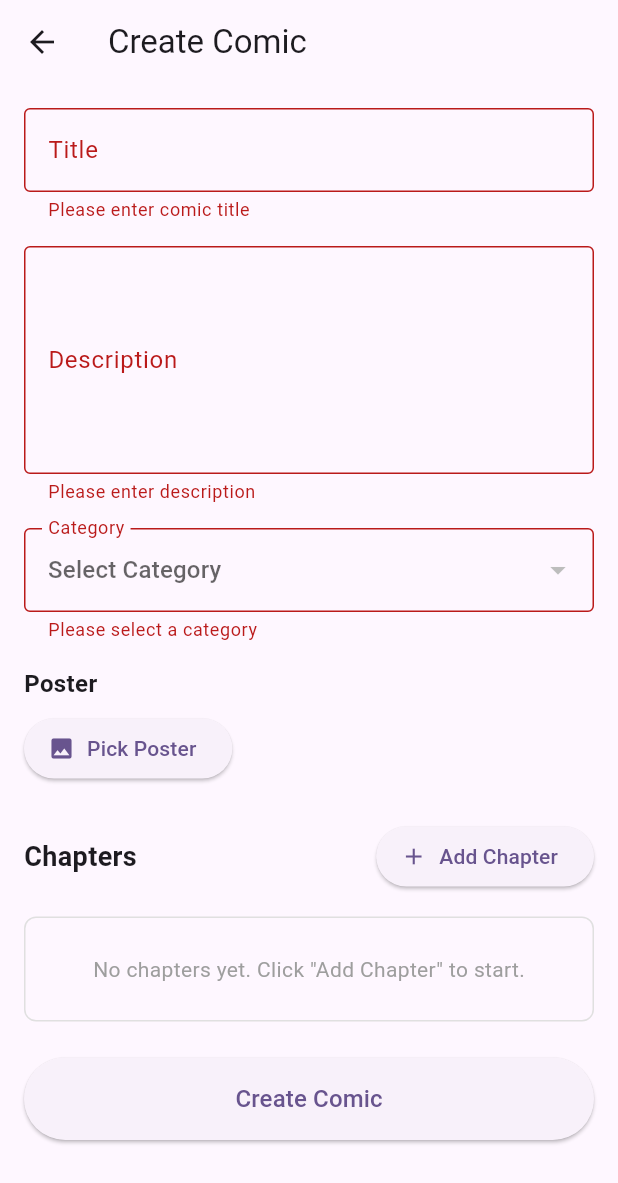
After one commit to Yosimaril/Komiku, a Flutter app: the CreateComicScreen screen opened directly, after a tap on "Add Chapter", after a tap on the "delete" icon, after a tap on "Create Comic", on a phone screen of 412 x 824 dp. The commit adds this screen. Shown: the top 1183 px of the screen. Run offline on Flutter 3.47's test engine with Material 3 defaults, Android fonts, the phone set to English and light mode, and no system bars; our stand-ins replace image_picker.

Commit message:
[PROGRESSS] UI ONLY(1)
search UI for user
create comic UI

not yet:
- didnt connect to ubaya DB/winscp

```diff
--- /dev/null
+++ b/komiku/lib/screens/create_comic_screen.dart
@@ -0,0 +1,445 @@
+import 'package:flutter/material.dart';
+import 'package:image_picker/image_picker.dart';
+import 'dart:io';
+
+import '../models/category.dart';
+import '../services/komiku_api_service.dart';
+
+class CreateComicScreen extends StatefulWidget {
+  const CreateComicScreen({super.key});
+
+  @override
+  State<CreateComicScreen> createState() => _CreateComicScreenState();
+}
+
+class _CreateComicScreenState extends State<CreateComicScreen> {
+  final KomikuApiService _api = const KomikuApiService();
+  final _formKey = GlobalKey<FormState>();
+
+  // Text controllers
+  final TextEditingController _titleController = TextEditingController();
+  final TextEditingController _descriptionController = TextEditingController();
+  final TextEditingController _posterUrlController = TextEditingController();
+
+  // Form data
+  int? _selectedCategoryId;
+  List<Category> _categories = const [];
+  File? _posterImage;
+  final List<ChapterData> _chapters = [];
+
+  bool _isLoading = false;
+
+  @override
+  void initState() {
+    super.initState();
+    _loadCategories();
+  }
+
+  Future<void> _loadCategories() async {
+    // connect ke ubaya.cloud API for categories.
+    // GET https://ubaya.cloud/flutter/[NRP]/categories.php
+    try {
+      final cats = await _api.getCategories();
+      setState(() {
+        _categories = cats;
+      });
+    } catch (_) {
+      // Layout-only fallback
+    }
+  }
+
+  Future<void> _pickPosterImage() async {
+    final picker = ImagePicker();
+    final pickedFile = await picker.pickImage(
+      source: ImageSource.gallery,
+      imageQuality: 80,
+      maxWidth: 600,
+      maxHeight: 800,
+    );
+
+    if (pickedFile != null) {
+      setState(() {
+        _posterImage = File(pickedFile.path);
+      });
+    }
+  }
+
+  void _addChapter() {
+    setState(() {
+      _chapters.add(ChapterData());
+    });
+  }
+
+  void _removeChapter(int index) {
+    setState(() {
+      _chapters.removeAt(index);
+    });
+  }
+
+  void _addPageToChapter(int chapterIndex) {
+    setState(() {
+      _chapters[chapterIndex].pages.add(PageData());
+    });
+  }
+
+  void _removePageFromChapter(int chapterIndex, int pageIndex) {
+    setState(() {
+      _chapters[chapterIndex].pages.removeAt(pageIndex);
+    });
+  }
+
+  Future<void> _submitComic() async {
+    if (!_formKey.currentState!.validate()) {
+      return;
+    }
+
+    if (_selectedCategoryId == null) {
+      ScaffoldMessenger.of(context).showSnackBar(
+        const SnackBar(content: Text('Please select a category')),
+      );
+      return;
+    }
+
+    if (_chapters.isEmpty) {
+      ScaffoldMessenger.of(context).showSnackBar(
+        const SnackBar(content: Text('Please add at least one chapter')),
+      );
+      return;
+    }
+
+    setState(() {
+      _isLoading = true;
+    });
+
+    try {
+      // connect ke ubaya.cloud API for create comic.
+      // POST https://ubaya.cloud/flutter/[NRP]/create_comic.php
+      // body: title, description, category_id, creator_id, poster_url
+      // TODO: implement comic creation API call
+
+      // After comic created, add chapters and pages
+      // connect ke ubaya.cloud API for add chapter.
+      // POST https://ubaya.cloud/flutter/[NRP]/add_chapter.php
+      // body: comic_id, chapter_number, title
+
+      // connect ke ubaya.cloud API for upload page image.
+      // POST https://ubaya.cloud/flutter/[NRP]/upload_page.php
+      // body: chapter_id, page_number, image (base64)
+
+      await Future.delayed(const Duration(seconds: 1)); // Simulate API call
+
+      if (mounted) {
+        ScaffoldMessenger.of(context).showSnackBar(
+          const SnackBar(content: Text('Comic created successfully!')),
+        );
+        Navigator.pop(context);
+      }
+    } catch (e) {
+      if (mounted) {
+        ScaffoldMessenger.of(context).showSnackBar(
+          SnackBar(content: Text('Error: $e')),
+        );
+      }
+    } finally {
+      if (mounted) {
+        setState(() {
+          _isLoading = false;
+        });
+      }
+    }
+  }
+
+  @override
+  Widget build(BuildContext context) {
+    return Scaffold(
+      appBar: AppBar(
+        title: const Text('Create Comic'),
+      ),
+      body: _isLoading
+          ? const Center(child: CircularProgressIndicator())
+          : Form(
+              key: _formKey,
+              child: SingleChildScrollView(
+                padding: const EdgeInsets.all(16),
+                child: Column(
+                  crossAxisAlignment: CrossAxisAlignment.stretch,
+                  children: [
+                    // Title
+                    TextFormField(
+                      controller: _titleController,
+                      decoration: const InputDecoration(
+                        labelText: 'Title',
+                        border: OutlineInputBorder(),
+                      ),
+                      validator: (value) {
+                        if (value == null || value.isEmpty) {
+                          return 'Please enter comic title';
+                        }
+                        return null;
+                      },
+                    ),
+                    const SizedBox(height: 16),
+
+                    // Description
+                    TextFormField(
+                      controller: _descriptionController,
+                      decoration: const InputDecoration(
+                        labelText: 'Description',
+                        border: OutlineInputBorder(),
+                      ),
+                      maxLines: 5,
+                      keyboardType: TextInputType.multiline,
+                      validator: (value) {
+                        if (value == null || value.isEmpty) {
+                          return 'Please enter description';
+                        }
+                        return null;
+                      },
+                    ),
+                    const SizedBox(height: 16),
+
+                    // Category Dropdown
+                    DropdownButtonFormField<int>(
+                      decoration: const InputDecoration(
+                        labelText: 'Category',
+                        border: OutlineInputBorder(),
+                      ),
+                      hint: const Text('Select Category'),
+                      value: _selectedCategoryId,
+                      items: _categories.map((Category category) {
+                        return DropdownMenuItem<int>(
+                          value: category.id,
+                          child: Text(category.name),
+                        );
+                      }).toList(),
+                      onChanged: (value) {
+                        setState(() {
+                          _selectedCategoryId = value;
+                        });
+                      },
+                      validator: (value) {
+                        if (value == null) {
+                          return 'Please select a category';
+                        }
+                        return null;
+                      },
+                    ),
+                    const SizedBox(height: 16),
+
+                    // Poster Image
+                    Column(
+                      crossAxisAlignment: CrossAxisAlignment.start,
+                      children: [
+                        const Text(
+                          'Poster',
+                          style: TextStyle(fontSize: 16, fontWeight: FontWeight.bold),
+                        ),
+                        const SizedBox(height: 8),
+                        Row(
+                          children: [
+                            ElevatedButton.icon(
+                              onPressed: _pickPosterImage,
+                              icon: const Icon(Icons.image),
+                              label: const Text('Pick Poster'),
+                            ),
+                            const SizedBox(width: 16),
+                            if (_posterImage != null)
+                              Container(
+                                width: 100,
+                                height: 140,
+                                decoration: BoxDecoration(
+                                  borderRadius: BorderRadius.circular(8),
+                                  image: DecorationImage(
+                                    image: FileImage(_posterImage!),
+                                    fit: BoxFit.cover,
+                                  ),
+                                ),
+                              ),
+                          ],
+                        ),
+                      ],
+                    ),
+                    const SizedBox(height: 24),
+
+                    // Chapters Section
+                    Row(
+                      mainAxisAlignment: MainAxisAlignment.spaceBetween,
+                      children: [
+                        const Text(
+                          'Chapters',
+                          style: TextStyle(fontSize: 18, fontWeight: FontWeight.bold),
+                        ),
+                        ElevatedButton.icon(
+                          onPressed: _addChapter,
+                          icon: const Icon(Icons.add),
+                          label: const Text('Add Chapter'),
+                        ),
+                      ],
+                    ),
+                    const SizedBox(height: 16),
+
+                    // Chapter List
+                    if (_chapters.isEmpty)
+                      Container(
+                        padding: const EdgeInsets.all(24),
+                        decoration: BoxDecoration(
+                          border: Border.all(color: Colors.grey.shade300),
+                          borderRadius: BorderRadius.circular(8),
+                        ),
+                        child: const Center(
+                          child: Text(
+                            'No chapters yet. Click "Add Chapter" to start.',
+                            style: TextStyle(color: Colors.grey),
+                          ),
+                        ),
+                      )
+                    else
+                      ListView.builder(
+                        shrinkWrap: true,
+                        physics: const NeverScrollableScrollPhysics(),
+                        itemCount: _chapters.length,
+                        itemBuilder: (context, chapterIndex) {
+                          final chapter = _chapters[chapterIndex];
+                          return Card(
+                            margin: const EdgeInsets.only(bottom: 16),
+                            child: Padding(
+                              padding: const EdgeInsets.all(16),
+                              child: Column(
+                                crossAxisAlignment: CrossAxisAlignment.stretch,
+                                children: [
+                                  Row(
+                                    mainAxisAlignment: MainAxisAlignment.spaceBetween,
+                                    children: [
+                                      Text(
+                                        'Chapter ${chapterIndex + 1}',
+                                        style: const TextStyle(
+                                          fontSize: 16,
+                                          fontWeight: FontWeight.bold,
+                                        ),
+                                      ),
+                                      IconButton(
+                                        onPressed: () => _removeChapter(chapterIndex),
+                                        icon: const Icon(Icons.delete, color: Colors.red),
+                                      ),
+                                    ],
+                                  ),
+                                  const SizedBox(height: 12),
+
+                                  // Chapter Title
+                                  TextFormField(
+                                    decoration: const InputDecoration(
+                                      labelText: 'Chapter Title',
+                                      border: OutlineInputBorder(),
+                                    ),
+                                    onChanged: (value) {
+                                      chapter.title = value;
+                                    },
+                                  ),
+                                  const SizedBox(height: 12),
+
+                                  // Pages Section
+                                  Row(
+                                    mainAxisAlignment: MainAxisAlignment.spaceBetween,
+                                    children: [
+                                      const Text(
+                                        'Pages',
+                                        style: TextStyle(fontWeight: FontWeight.bold),
+                                      ),
+                                      TextButton.icon(
+                                        onPressed: () => _addPageToChapter(chapterIndex),
+                                        icon: const Icon(Icons.add),
+                                        label: const Text('Add Page'),
+                                      ),
+                                    ],
+                                  ),
+                                  const SizedBox(height: 8),
+
+                                  // Pages List
+                                  if (chapter.pages.isEmpty)
+                                    const Padding(
+                                      padding: EdgeInsets.symmetric(vertical: 16),
+                                      child: Text(
+                                        'No pages yet',
+                                        style: TextStyle(color: Colors.grey),
+                                        textAlign: TextAlign.center,
+                                      ),
+                                    )
+                                  else
+                                    ListView.builder(
+                                      shrinkWrap: true,
+                                      physics: const NeverScrollableScrollPhysics(),
+                                      itemCount: chapter.pages.length,
+                                      itemBuilder: (context, pageIndex) {
+                                        final page = chapter.pages[pageIndex];
+                                        return ListTile(
+                                          leading: page.image != null
+                                              ? Image.file(
+                                                  page.image!,
+                                                  width: 50,
+                                                  height: 70,
+                                                  fit: BoxFit.cover,
+                                                )
+                                              : Container(
+                                                  width: 50,
+                                                  height: 70,
+                                                  color: Colors.grey.shade200,
+                                                  child: const Icon(Icons.image),
+                                                ),
+                                          title: Text('Page ${pageIndex + 1}'),
+                                          trailing: IconButton(
+                                            onPressed: () =>
+                                                _removePageFromChapter(chapterIndex, pageIndex),
+                                            icon: const Icon(Icons.delete, color: Colors.red),
+                                          ),
+                                        );
+                                      },
+                                    ),
+                                ],
+                              ),
+                            ),
+                          );
+                        },
+                      ),
+                    const SizedBox(height: 24),
+
+                    // Submit Button
+                    ElevatedButton(
+                      onPressed: _submitComic,
+                      style: ButtonStyle(
+                        padding: WidgetStateProperty.all(
+                          const EdgeInsets.symmetric(vertical: 16),
+                        ),
+                      ),
+                      child: const Text(
+                        'Create Comic',
+                        style: TextStyle(fontSize: 16),
+                      ),
+                    ),
+                    const SizedBox(height: 24),
+                  ],
+                ),
+              ),
+            ),
+    );
+  }
+
+  @override
+  void dispose() {
+    _titleController.dispose();
+    _descriptionController.dispose();
+    _posterUrlController.dispose();
+    super.dispose();
+  }
+}
+
+// Helper class for chapter data
+class ChapterData {
+  String title = '';
+  final List<PageData> pages = [];
+}
+
+// Helper class for page data
+class PageData {
+  File? image;
+  int? pageNumber;
+}
--- a/komiku/lib/screens/search_screen.dart
+++ b/komiku/lib/screens/search_screen.dart
@@ -39,7 +39,7 @@ class _SearchScreenState extends State<SearchScreen> {
     });
 
     try {
-      // use api search comics by title
+      // use api buat search comics by title
       final res = await _api.searchComicsByTitle(q);
       setState(() {
         _results = res;
```
